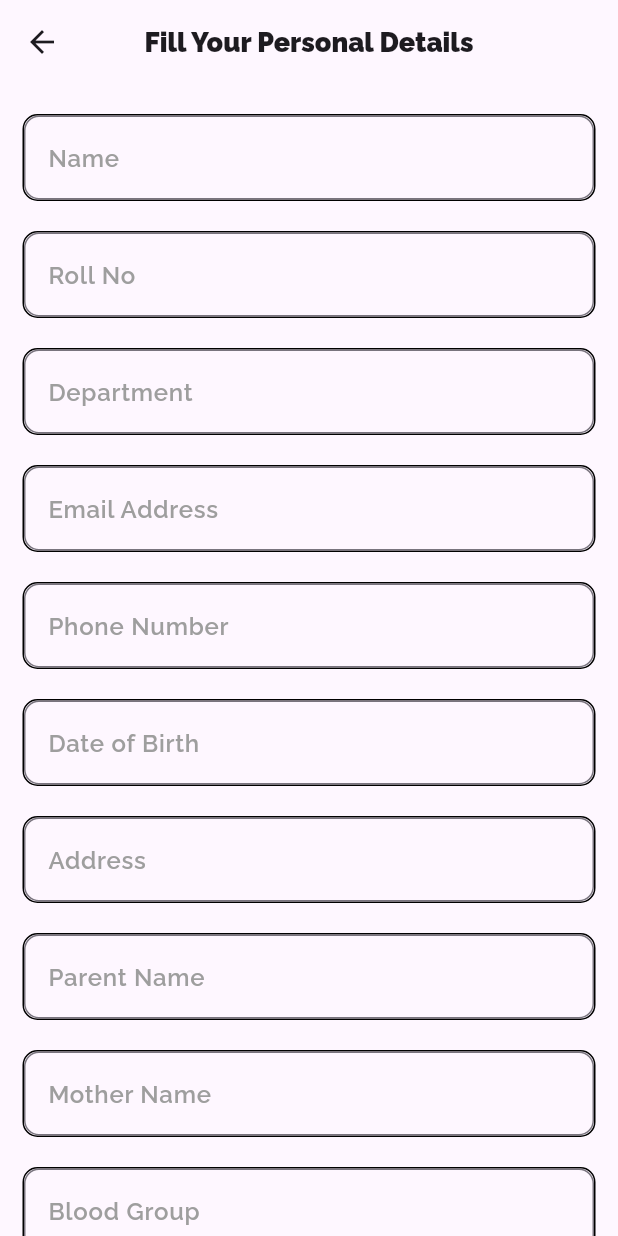
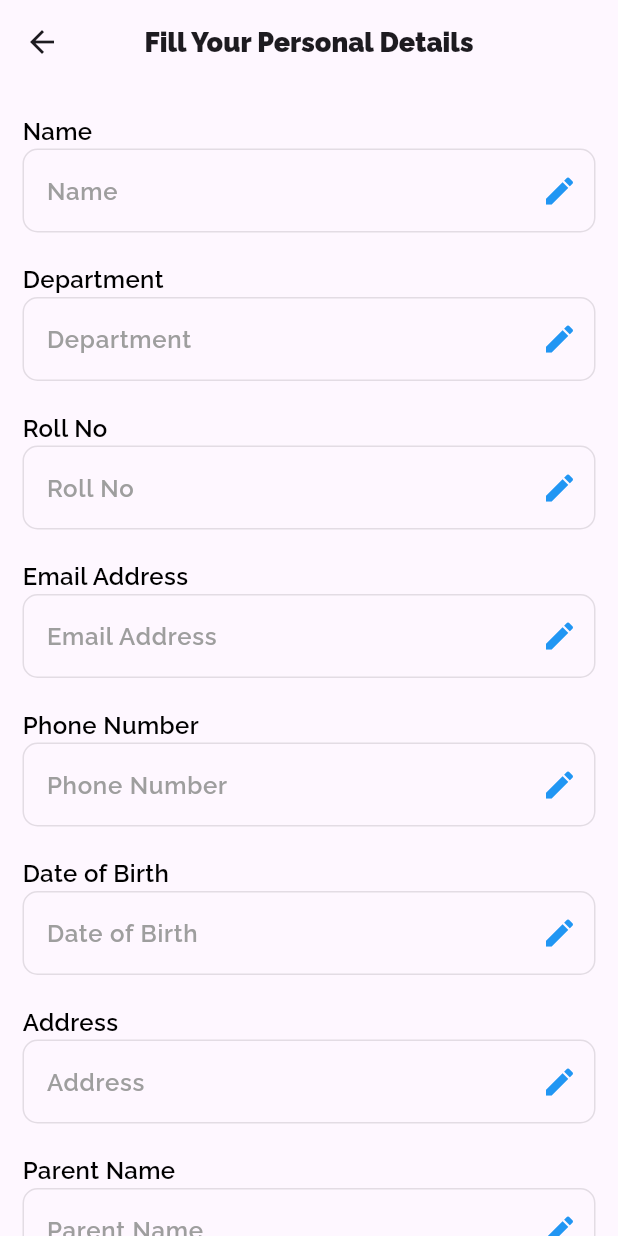
Before and after one commit to MuthuvelA/UniVerse, a Flutter app: the StudentDetailsFormView screen opened directly, on a phone screen of 412 x 824 dp. Run offline on Flutter 3.47's test engine with Material 3 defaults, Android fonts, the phone set to English and light mode, and no system bars; our stand-ins replace flutter_dotenv; missing offline and left inert: dart:html, encrypt.

```diff
--- a/lib/component/model/student_details.dart
+++ b/lib/component/model/student_details.dart
@@ -1,4 +1,30 @@
 class StudentDetails {
   static Map<String,dynamic> personalMap = {};
   static Map<String,dynamic> codingMap = {};
+  static List<String> personalDetails = [];
+  static List<String> codingDetails = [];
+  static List<dynamic> post = [];
+  static List<String> getPersonalDetails() {
+    int i=0;
+    personalMap.forEach((key, value) {
+      if (key != "__v" && key != "_id" && key != "leetcode" && key != "codechef" && key != "currentYear" && key != "codeforces" && key != "parentName") {
+        if (value == "") {
+          personalDetails.add(value);
+          print("Iam from not null");
+        }
+        else {
+          personalDetails.add("");
+          print("Iam from not null");
+        }
+      }
+    });
+    print("Form Student details model : $personalDetails");
+    return personalDetails;
+  }
+  static List<String> getCodingDetails() {
+    codingDetails.add(personalMap["leetcode"]);
+    codingDetails.add(personalMap["codechef"]);
+    codingDetails.add(personalMap["codeforces"]);
+    return codingDetails;
+  }
 }
--- a/lib/component/view/student_dashboard_view.dart
+++ b/lib/component/view/student_dashboard_view.dart
@@ -1,4 +1,6 @@
 import 'package:flutter/material.dart';
+import 'package:universe/component/model/credentials.dart';
+import 'package:universe/component/model/student_details.dart';
 import 'package:universe/component/view/student_personal_details_form_view.dart';
 import 'package:universe/component/view/student_profile.dart';
 
@@ -11,6 +13,8 @@ class StudentDashboardView extends StatefulWidget {
 }
 
 class _StudentDashboardViewState extends State<StudentDashboardView> {
+  String name = StudentDetails.personalMap["name"];
+  String email = StudentDetails.personalMap["emailAddress"];
   @override
   Widget build(BuildContext context) {
     double width = MediaQuery.of(context).size.width;
@@ -29,7 +33,7 @@ class _StudentDashboardViewState extends State<StudentDashboardView> {
       child: ListView(
         padding: EdgeInsets.zero,
         children: [
-          const DrawerHeader(
+           DrawerHeader(
               decoration: BoxDecoration(
                   color: Color(0xFF27397A)
               ),
@@ -37,8 +41,8 @@ class _StudentDashboardViewState extends State<StudentDashboardView> {
                 decoration: BoxDecoration(
                     color: Color(0xFF27397A)
                 ),
-                accountName: Text("Gopinath S", style: TextStyle(fontFamily: "Raleway",fontSize: 17),),
-                accountEmail: Text("gopinath.s2022cce@sece.ac.in", style: TextStyle(fontFamily: "Raleway-SemiBold",fontSize: 14),),
+                accountName: Text("$name", style: TextStyle(fontFamily: "Raleway",fontSize: 17),),
+                accountEmail: Text("$email", style: TextStyle(fontFamily: "Raleway-SemiBold",fontSize: 14),),
                 currentAccountPicture: CircleAvatar(
                   backgroundImage: AssetImage("assets/image/drawerLogo.png"),
                 ),
@@ -147,7 +151,7 @@ class _StudentDashboardViewState extends State<StudentDashboardView> {
             const Padding(padding: EdgeInsets.only(top: 20)),
             Text(" April 15, 2024",style: TextStyle(fontFamily: "Raleway-SemiBold",fontSize: 14,color: Colors.grey.shade400),),
             Padding(padding: EdgeInsets.only(top: height/20)),
-            const Text("Welcome Back, Gopinath!",style: TextStyle(fontFamily: "Raleway",fontSize: 18,color: Colors.white),),
+            Text("Welcome Back, $name!",style: TextStyle(fontFamily: "Raleway",fontSize: 18,color: Colors.white),),
             const Padding(padding: EdgeInsets.only(top: 3)),
             Text("Always Stay Updated :)",style: TextStyle(fontFamily: "Raleway-SemiBold",fontSize: 14,color: Colors.grey.shade400),),
             const Padding(padding: EdgeInsets.only(top: 20))
--- a/lib/component/view/student_personal_details_form_view.dart
+++ b/lib/component/view/student_personal_details_form_view.dart
@@ -1,4 +1,5 @@
 import 'package:flutter/material.dart';
+import 'package:universe/component/model/student_details.dart';
 import 'package:universe/component/view/student_coding_details_form.dart';
 
 class StudentDetailsFormView extends StatefulWidget {
@@ -9,19 +10,6 @@ class StudentDetailsFormView extends StatefulWidget {
 }
 
 class _StudentDetailsFormViewState extends State<StudentDetailsFormView> {
-  @override
-  Widget build(BuildContext context) {
-    return Scaffold(
-      appBar: AppBar(
-        title: Text("Fill Your Personal Details",style: TextStyle(fontFamily: "Raleway",fontSize: 18),),
-        centerTitle: true,
-      ),
-      body: SingleChildScrollView(
-        scrollDirection: Axis.vertical,
-          child: bodyPartOfForm()),
-    );
-  }
-  Widget bodyPartOfForm(){
   TextEditingController nameController = TextEditingController();
   TextEditingController rollNoController = TextEditingController();
   TextEditingController departmentController = TextEditingController();
@@ -45,10 +33,12 @@ class _StudentDetailsFormViewState extends State<StudentDetailsFormView> {
   TextEditingController bankAccountNumberController = TextEditingController();
   TextEditingController bankAccountLinkController = TextEditingController();
 
-    List<TextEditingController> personalDetailsControllers = [
+  List<String> personalDetails = StudentDetails.getPersonalDetails();
+
+  late List<TextEditingController> personalDetailsControllers = [
     nameController,
+    departmentController,
     rollNoController,
-      departmentController,
     emailAddressController,
     phoneNumberController,
     dobController,
@@ -69,10 +59,37 @@ class _StudentDetailsFormViewState extends State<StudentDetailsFormView> {
     bankAccountNumberController,
     bankAccountLinkController,
   ];
-    List<String> personalDetails = [
+
+  List<bool> isEditable = List.generate(22, (index) => false);
+
+  @override
+  void initState() {
+    for (int i = 0; i < personalDetails.length; i++) {
+      personalDetailsControllers[i].text = personalDetails[i];
+    }
+    super.initState();
+  }
+
+  @override
+  Widget build(BuildContext context) {
+    return Scaffold(
+      appBar: AppBar(
+        title: Text(
+          "Fill Your Personal Details",
+          style: TextStyle(fontFamily: "Raleway", fontSize: 18),
+        ),
+        centerTitle: true,
+      ),
+      body: SingleChildScrollView(
+          scrollDirection: Axis.vertical, child: bodyPartOfForm()),
+    );
+  }
+
+  Widget bodyPartOfForm() {
+    List<String> personalDetailsLabels = [
       "Name",
+      "Department",
       "Roll No",
-      "Department",
       "Email Address",
       "Phone Number",
       "Date of Birth",
@@ -93,29 +110,58 @@ class _StudentDetailsFormViewState extends State<StudentDetailsFormView> {
       "Bank Account Number",
       "Bank Account Link",
     ];
+
     return Padding(
-      padding: const EdgeInsets.only(top: 20,left: 15,right: 15),
+      padding: const EdgeInsets.only(top: 20, left: 15, right: 15),
       child: Column(
         children: [
           Column(
-            children: List.generate(personalDetails.length, (index) {
-              return  Column(
+            children: List.generate(personalDetailsLabels.length, (index) {
+              return Column(
+                crossAxisAlignment: CrossAxisAlignment.start,
                 children: [
-                  Container(
-                    decoration: BoxDecoration(
-                      borderRadius: BorderRadius.circular(10),
-                      border: Border.all(color: Colors.black,width: 1)
+                  Text(
+                    "${personalDetailsLabels[index]}",
+                    style: TextStyle(
+                      fontFamily: "Raleway-SemiBold",
+                      fontSize: 16,
+                      color: Colors.black,
                     ),
-                    child: TextFormField(
+                  ),
+                  Stack(
+                    children: [
+                      TextFormField(
+                        enabled: isEditable[index],
                         decoration: InputDecoration(
                           border: OutlineInputBorder(
                             borderRadius: BorderRadius.circular(10),
                           ),
-                        hintText: personalDetails[index],
-                        hintStyle: TextStyle(fontFamily: "Raleway-SemiBold",fontSize: 16,color: Colors.grey),
+                          hintText: personalDetailsLabels[index],
+                          hintStyle: TextStyle(
+                            fontFamily: "Raleway-SemiBold",
+                            fontSize: 16,
+                            color: Colors.grey,
+                          ),
                         ),
                         controller: personalDetailsControllers[index],
                       ),
+                      Positioned(
+                        right: 0,
+                        top: 0,
+                        bottom: 0,
+                        child: IconButton(
+                          icon: Icon(
+                            isEditable[index] ? Icons.check : Icons.edit,
+                            color: Colors.blue,
+                          ),
+                          onPressed: () {
+                            setState(() {
+                              isEditable[index] = !isEditable[index];
+                            });
+                          },
+                        ),
+                      ),
+                    ],
                   ),
                   Padding(padding: EdgeInsets.only(top: 20))
                 ],
@@ -125,9 +171,21 @@ class _StudentDetailsFormViewState extends State<StudentDetailsFormView> {
           Center(
             child: MaterialButton(
               onPressed: () {
-                Navigator.push(context, MaterialPageRoute(builder: (context) =>  StudentCodingDetailsForm(personalDetailsController: personalDetailsControllers,)));
+                Navigator.push(
+                    context,
+                    MaterialPageRoute(
+                        builder: (context) => StudentCodingDetailsForm(
+                          personalDetailsController:
+                          personalDetailsControllers,
+                        )));
               },
-              child: Text("Next",style: TextStyle(fontFamily: "Raleway-SemiBold",fontSize: 16,color: Colors.white),),
+              child: Text(
+                "Next",
+                style: TextStyle(
+                    fontFamily: "Raleway-SemiBold",
+                    fontSize: 16,
+                    color: Colors.white),
+              ),
               color: Color(0xFF27397A),
             ),
           ),
--- a/lib/main.dart
+++ b/lib/main.dart
@@ -5,6 +5,7 @@ import 'package:universe/component/view/login_view.dart';
 import 'package:universe/component/view/staff_dashboard_view.dart';
 import 'package:universe/component/view/staff_profile_view.dart';
 import 'package:universe/component/view/student_dashboard_view.dart';
+import 'package:universe/component/view/student_personal_details_form_view.dart';
 import 'package:universe/component/view/student_profile.dart';
 import 'package:flutter_dotenv/flutter_dotenv.dart';
 
@@ -24,6 +25,7 @@ class MyApp extends StatelessWidget {
       initialRoute: "/login",
       routes: {
         "/login" : (context) =>  const LoginView(),
+        "/dummy" : (context) => const StudentDetailsFormView(),
         "/staffDash" : (context) => const StaffDashboardView(),
         "/studentDash" : (context) => const StudentDashboardView(post:[]),
         "/studentProfile" : (context) => const UserProfile(),
```
Also changed, not shown: lib/component/model/student_details_report.dart (+22 -22 lines), lib/component/view/student_coding_details_form.dart (+94 -50 lines), lib/component/view/student_profile.dart (+34 -30 lines), lib/service/loginService.dart (+20 -8 lines), lib/service/student_details_service.dart (added, +95 -0 lines), lib/component/model/credentials.dart (line endings or trailing spaces). Lines whose indentation alone changed are shown as unchanged.
